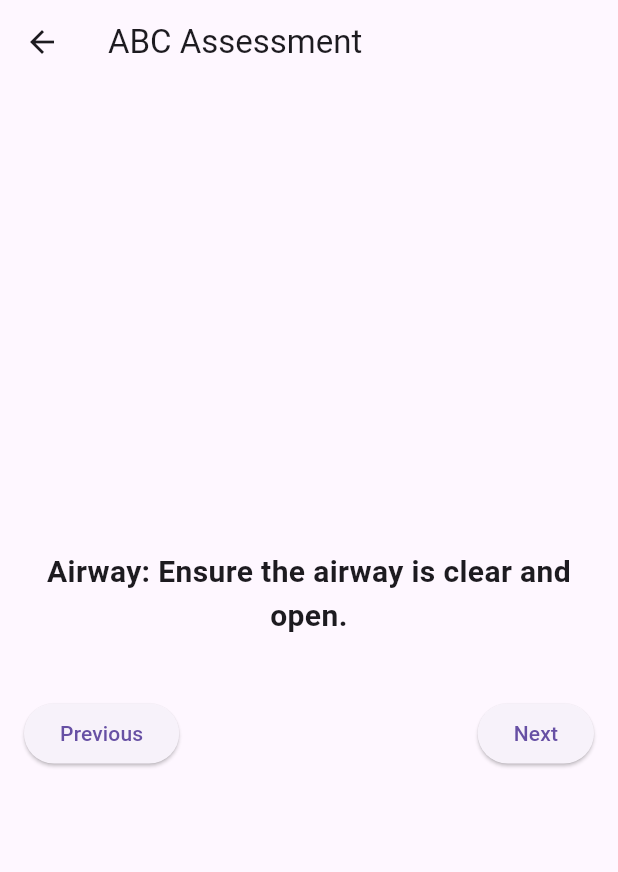
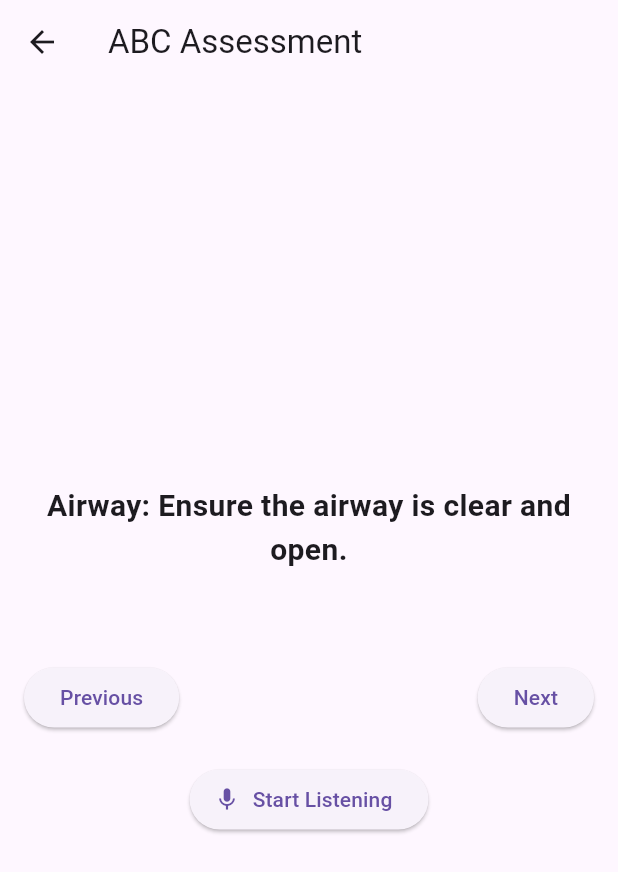
Before and after one commit to Dakwin/Healix, a Flutter app: the screen it shows after launch, after a tap on "Start ABC Assessment", on a phone screen of 412 x 824 dp. Shown: the top 872 px of the screen. Run offline on Flutter 3.47's test engine with Material 3 defaults, Android fonts, the phone set to English and light mode, and no system bars; our stand-ins replace speech_to_text.

Commit message:
Change yaml file to have speech to text package

```diff
--- a/lib/abc_assessment.dart
+++ b/lib/abc_assessment.dart
@@ -1,26 +1,61 @@
 import 'package:flutter/material.dart';
+import 'package:speech_to_text/speech_to_text.dart' as stt;
 
 class ABCAssessmentScreen extends StatefulWidget {
+  const ABCAssessmentScreen({Key? key}) : super(key: key);
+
   @override
-  _ABCAssessmentScreenState createState() => _ABCAssessmentScreenState();
+  ABCAssessmentScreenState createState() => ABCAssessmentScreenState();
 }
 
-class _ABCAssessmentScreenState extends State<ABCAssessmentScreen> {
+class ABCAssessmentScreenState extends State<ABCAssessmentScreen> {
   int currentStep = 0;
-
   final List<String> steps = [
     "Airway: Ensure the airway is clear and open.",
     "Breathing: Check if the patient is breathing adequately.",
     "Circulation: Assess circulation and check for major bleeding."
   ];
 
+  late stt.SpeechToText _speech; // Instance of SpeechToText
+  bool _isListening = false;
+  String _voiceInput = '';
+
+  @override
+  void initState() {
+    super.initState();
+    _speech = stt.SpeechToText();
+  }
+
+void _startListening() async {
+  bool available = await _speech.initialize(
+    onStatus: (val) => print('onStatus: $val'),
+    onError: (val) => print('onError: $val'),
+  );
+
+  if (available) {
+    setState(() => _isListening = true);
+    _speech.listen(
+      onResult: (val) => setState(() {
+        _voiceInput = val.recognizedWords;
+      }),
+      localeId: 'he-IL', // Specify Hebrew language code here
+    );
+  }
+}
+
+  void _stopListening() {
+    setState(() => _isListening = false);
+    _speech.stop();
+  }
+
   void nextStep() {
     setState(() {
       if (currentStep < steps.length - 1) {
         currentStep++;
+        _voiceInput = ''; // Clear voice input for next step
       } else {
         ScaffoldMessenger.of(context).showSnackBar(
-          SnackBar(content: Text('Assessment Completed!')),
+          const SnackBar(content: Text('Assessment Completed!')),
         );
       }
     });
@@ -30,6 +65,7 @@ class _ABCAssessmentScreenState extends State<ABCAssessmentScreen> {
     setState(() {
       if (currentStep > 0) {
         currentStep--;
+        _voiceInput = ''; // Clear voice input for previous step
       }
     });
   }
@@ -38,7 +74,7 @@ class _ABCAssessmentScreenState extends State<ABCAssessmentScreen> {
   Widget build(BuildContext context) {
     return Scaffold(
       appBar: AppBar(
-        title: Text('ABC Assessment'),
+        title: const Text('ABC Assessment'),
       ),
       body: Padding(
         padding: const EdgeInsets.all(16.0),
@@ -47,22 +83,35 @@ class _ABCAssessmentScreenState extends State<ABCAssessmentScreen> {
           children: [
             Text(
               steps[currentStep],
-              style: TextStyle(fontSize: 20.0, fontWeight: FontWeight.bold),
+              style: const TextStyle(fontSize: 20.0, fontWeight: FontWeight.bold),
               textAlign: TextAlign.center,
             ),
-            SizedBox(height: 40.0),
+            const SizedBox(height: 20.0),
+            if (_voiceInput.isNotEmpty)
+              Text(
+                'Voice Input: $_voiceInput',
+                style: const TextStyle(fontSize: 16.0),
+                textAlign: TextAlign.center,
+              ),
+            const SizedBox(height: 40.0),
             Row(
               mainAxisAlignment: MainAxisAlignment.spaceBetween,
               children: [
                 ElevatedButton(
                   onPressed: previousStep,
-                  child: Text('Previous'),
+                  child: const Text('Previous'),
                 ),
                 ElevatedButton(
                   onPressed: nextStep,
-                  child: Text('Next'),
+                  child: const Text('Next'),
                 ),
               ],
+            ),
+            const SizedBox(height: 20.0),
+            ElevatedButton.icon(
+              onPressed: _isListening ? _stopListening : _startListening,
+              icon: Icon(_isListening ? Icons.mic_off : Icons.mic),
+              label: Text(_isListening ? 'Stop Listening' : 'Start Listening'),
             ),
           ],
         ),
--- a/lib/main.dart
+++ b/lib/main.dart
@@ -3,10 +3,12 @@ import 'abc_assessment.dart';
 
 
 void main() {
-  runApp(HealixApp());
+  runApp(const HealixApp());
 }
 
 class HealixApp extends StatelessWidget {
+  const HealixApp({super.key});
+
   @override
   Widget build(BuildContext context) {
     return MaterialApp(
@@ -14,45 +16,47 @@ class HealixApp extends StatelessWidget {
       theme: ThemeData(
         primarySwatch: Colors.teal,
       ),
-      home: MainScreen(),
+      home: const MainScreen(),
     );
   }
 }
 
 class MainScreen extends StatelessWidget {
+  const MainScreen({super.key});
+
   @override
   Widget build(BuildContext context) {
     return Scaffold(
       appBar: AppBar(
-        title: Text('Healix - Combat Medic Assistant'),
+        title: const Text('Healix - Combat Medic Assistant'),
       ),
       body: Center(
         child: Column(
           mainAxisAlignment: MainAxisAlignment.center,
           children: <Widget>[
-            Text(
+            const Text(
               'Welcome to Healix',
               style: TextStyle(fontSize: 24.0, fontWeight: FontWeight.bold),
             ),
-            SizedBox(height: 20.0),
+            const SizedBox(height: 20.0),
             ElevatedButton(
               onPressed: () {
                 Navigator.push(
                   context,
-                  MaterialPageRoute(builder: (context) => ABCAssessmentScreen()),
+                  MaterialPageRoute(builder: (context) => const ABCAssessmentScreen()),
                 );
               },
-              child: Text('Start ABC Assessment'),
+              child: const Text('Start ABC Assessment'),
             ),
-            SizedBox(height: 20.0),
+            const SizedBox(height: 20.0),
             ElevatedButton(
               onPressed: () {
                 // Placeholder for additional features
                 ScaffoldMessenger.of(context).showSnackBar(
-                  SnackBar(content: Text('More features coming soon!')),
+                  const SnackBar(content: Text('More features coming soon!')),
                 );
               },
-              child: Text('Other Features'),
+              child: const Text('Other Features'),
             ),
           ],
         ),
```
